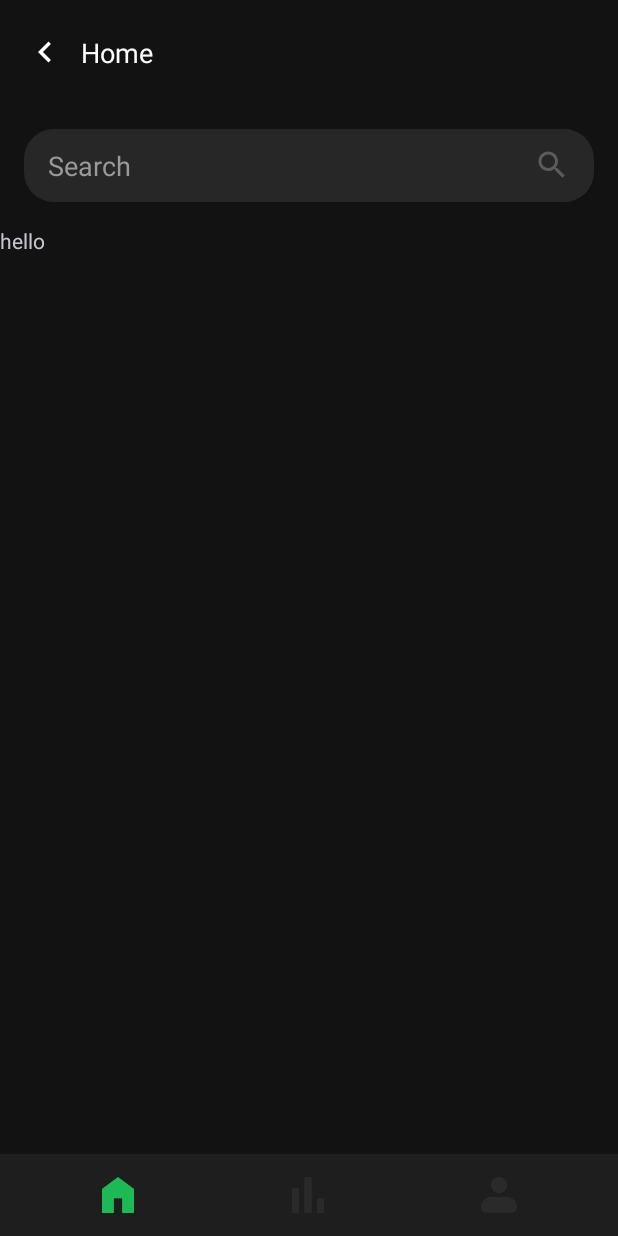
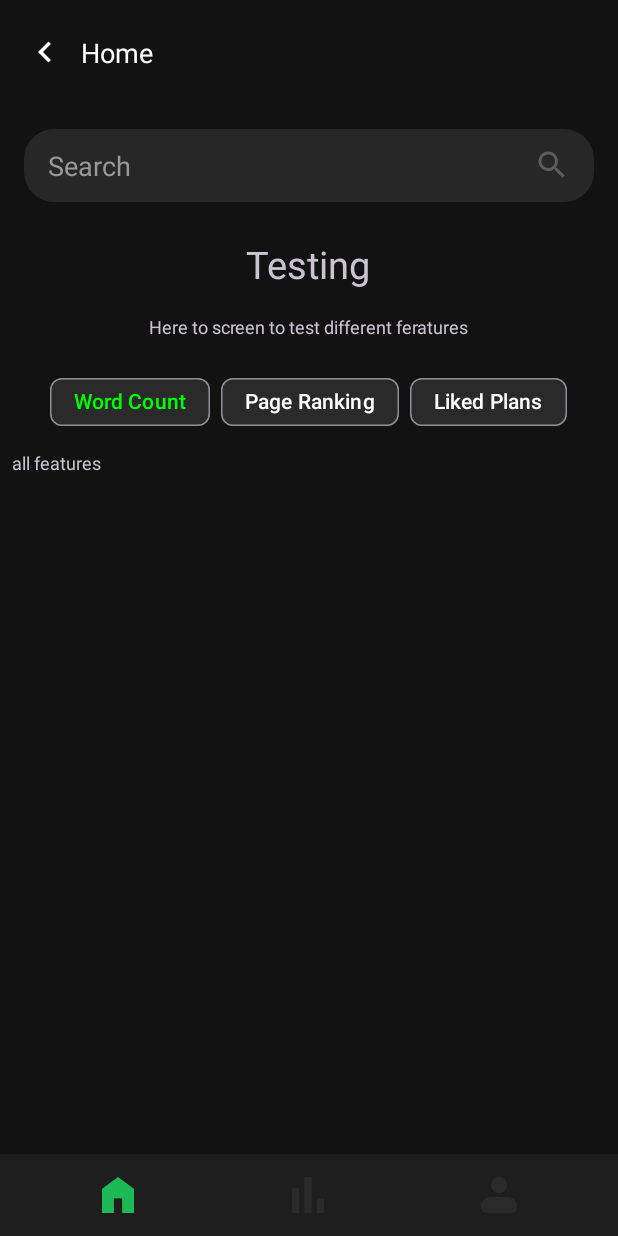
Before and after one commit to yash-a11y/PickAPlan, an Android app: the fragment analyticsFragment placed in its activity, on a phone screen of 412 x 824 dp. Run offline under Robolectric (Android 15) with nearby library versions, the phone set to English and light mode, and no system bars.

Commit message:
analatics frontend created

```diff
--- a/app/build.gradle.kts
+++ b/app/build.gradle.kts
@@ -46,4 +46,6 @@ dependencies {
     testImplementation(libs.junit)
     androidTestImplementation(libs.ext.junit)
     androidTestImplementation(libs.espresso.core)
+    implementation ("com.google.android.material:material:1.7.0")
+
 }
--- a/app/src/main/res/layout/analytics_activity.xml
+++ b/app/src/main/res/layout/analytics_activity.xml
@@ -2,12 +2,69 @@
 <LinearLayout xmlns:android="http://schemas.android.com/apk/res/android"
     android:layout_width="match_parent"
     android:layout_height="match_parent"
+    xmlns:app="http://schemas.android.com/apk/res-auto"
     android:orientation="vertical">
 
     <TextView
+        android:layout_gravity="center_horizontal"
+        android:id="@+id/textView1"
         android:layout_width="wrap_content"
-        android:layout_height="match_parent"
-        android:text="hello"
-        android:layout_gravity="center_vertical"
-        />
+        android:layout_height="wrap_content"
+        android:text="Testing"
+        android:textSize="25sp"
+        android:textFontWeight="700"
+        android:layout_margin="8dp"/>
+
+    <TextView
+        android:layout_gravity="center_horizontal"
+        android:id="@+id/textView2"
+        android:layout_width="wrap_content"
+        android:layout_height="wrap_content"
+        android:text="Here to screen to test different feratures"
+        android:textSize="12sp"
+        android:layout_margin="8dp"/>
+
+
+    <LinearLayout
+        android:layout_width="match_parent"
+        android:layout_height="wrap_content"
+        android:orientation="horizontal"
+        android:layout_marginTop="10dp"
+        android:gravity="center_horizontal"
+        >
+
+        <com.google.android.material.chip.Chip
+            android:id="@+id/chip_word_count"
+            android:layout_width="wrap_content"
+            android:layout_height="wrap_content"
+            android:text="Word Count"
+            android:textColor="#00FF00"
+            app:chipBackgroundColor="@color/cardcolor2" />
+
+        <com.google.android.material.chip.Chip
+            android:id="@+id/chip_page_ranking"
+            android:layout_width="wrap_content"
+            android:layout_height="wrap_content"
+            android:text="Page Ranking"
+            android:layout_marginStart="7dp"
+            android:layout_marginEnd="7dp"
+            android:textColor="#FFFFFF"
+            app:chipBackgroundColor="@color/cardcolor2" />
+
+        <com.google.android.material.chip.Chip
+            android:id="@+id/chip_liked_plans"
+            android:layout_width="wrap_content"
+            android:layout_height="wrap_content"
+            android:text="Liked Plans"
+            android:textColor="#FFFFFF"
+            app:chipBackgroundColor="@color/cardcolor2" />
+    </LinearLayout>
+
+    <TextView
+        android:id="@+id/textView3"
+        android:layout_width="wrap_content"
+        android:layout_height="wrap_content"
+        android:text="all features"
+        android:textSize="12sp"
+        android:layout_margin="8dp"/>
 </LinearLayout>
```
